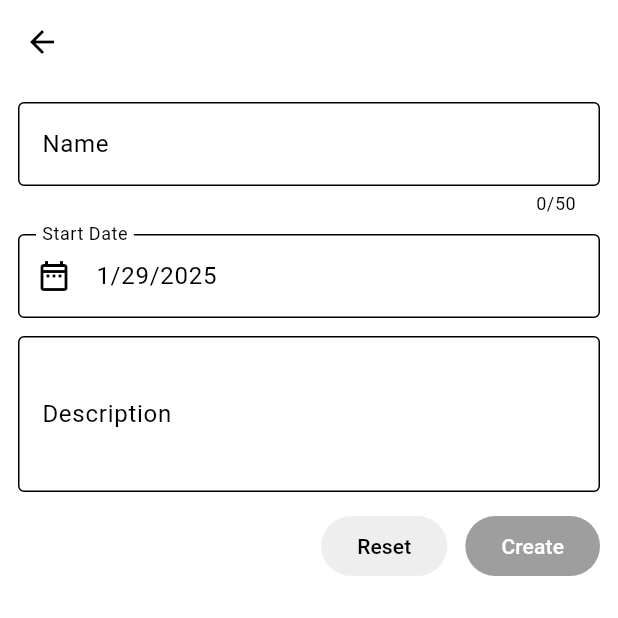
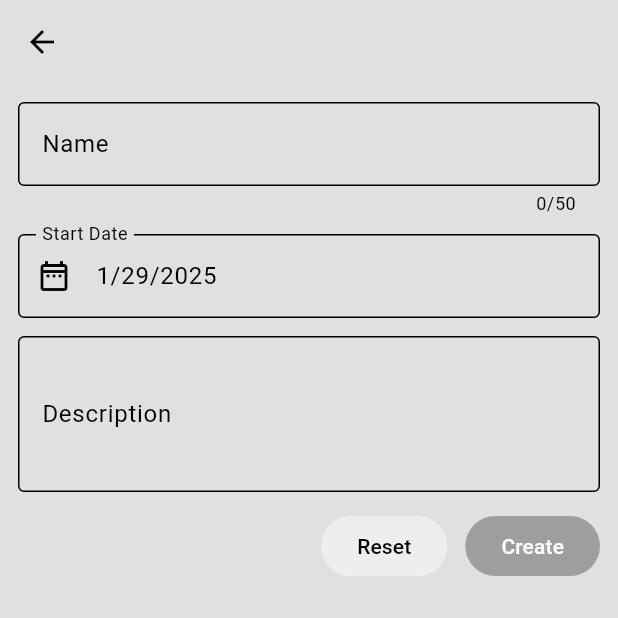
Before and after one commit to elnaddar/habit_tracker_app, a Flutter app: the screen it shows after launch, after a tap on the "add" icon, on a phone screen of 412 x 824 dp, the top half of it. Run offline on Flutter 3.47's test engine with Material 3 defaults, Android fonts, the phone set to English and light mode, and no system bars; our stand-ins replace flutter_bloc, flutter_slidable, isar; accounts and stored records are empty; generated files the repository leaves out were written again; statements that could not run were skipped.

Commit message:
Fix: Update theme colors and dependencies
Updated the dark and light theme colors for better consistency and updated several dependencies to their latest versions.  The `pubspec.lock` file reflects these changes.

```diff
--- a/lib/components/habits_drawer.dart
+++ b/lib/components/habits_drawer.dart
@@ -9,7 +9,7 @@ class HabitsDrawer extends StatelessWidget {
   @override
   Widget build(BuildContext context) {
     return Drawer(
-      backgroundColor: Theme.of(context).colorScheme.background,
+      backgroundColor: Theme.of(context).colorScheme.surface,
       child: Center(
         child: CupertinoSwitch(
           value: context.watch<ThemeCubit>().isDarkMode,
--- a/lib/theme/src/dark_mode.dart
+++ b/lib/theme/src/dark_mode.dart
@@ -2,7 +2,7 @@ import 'package:flutter/material.dart';
 
 ThemeData darkMode = ThemeData(
   colorScheme: ColorScheme.dark(
-    background: Colors.grey.shade900,
+    surface: Colors.grey.shade900,
     primary: Colors.grey.shade600,
     secondary: Colors.grey.shade700,
     tertiary: Colors.grey.shade800,
--- a/lib/theme/src/light_mode.dart
+++ b/lib/theme/src/light_mode.dart
@@ -2,7 +2,7 @@ import 'package:flutter/material.dart';
 
 ThemeData lightMode = ThemeData(
   colorScheme: ColorScheme.light(
-    background: Colors.grey.shade300,
+    surface: Colors.grey.shade300,
     primary: Colors.grey.shade500,
     secondary: Colors.grey.shade200,
     tertiary: Colors.white,
```
Also changed, not shown: pubspec.lock.
